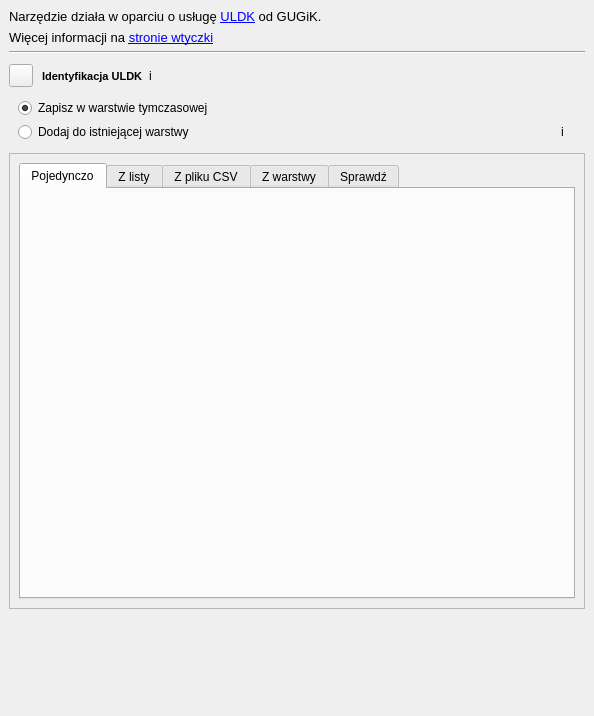
Above: gissupport_plugin/modules/uldk/plugin_dockwidget_base.ui from gis-support/gis-support-plugin before the change. Below: the same form after it.
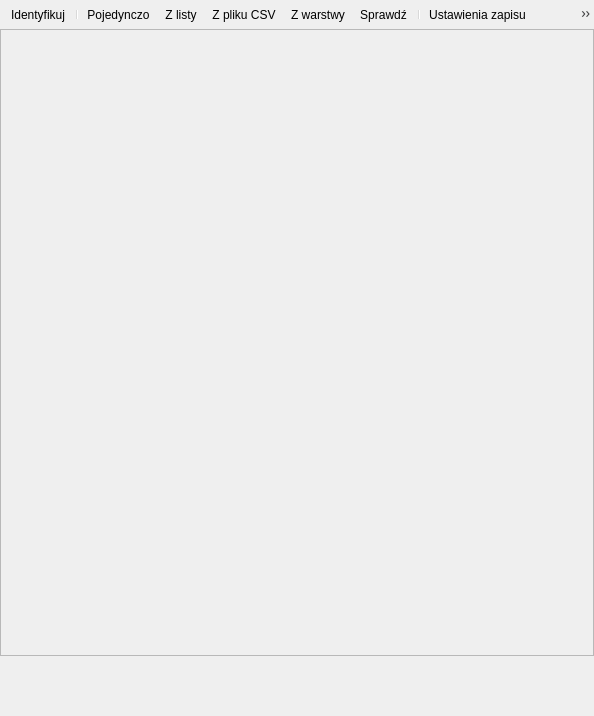
That is the form after the change. Icons and pictures are not drawn. Custom widgets are drawn as their Qt base class.

Patch:
```diff
--- a/gissupport_plugin/modules/uldk/plugin_dockwidget_base.ui
+++ b/gissupport_plugin/modules/uldk/plugin_dockwidget_base.ui
@@ -10,239 +10,66 @@
     <height>716</height>
    </rect>
   </property>
+  <property name="minimumSize">
+   <size>
+    <width>102</width>
+    <height>211</height>
+   </size>
+  </property>
   <property name="windowTitle">
    <string>Wtyczka GIS Support - Wyszukiwarka działek ewidencyjnych</string>
   </property>
   <widget class="QWidget" name="dockWidgetContents">
    <layout class="QVBoxLayout" name="verticalLayout_4">
+    <property name="spacing">
+     <number>0</number>
+    </property>
+    <property name="leftMargin">
+     <number>0</number>
+    </property>
+    <property name="topMargin">
+     <number>0</number>
+    </property>
+    <property name="rightMargin">
+     <number>0</number>
+    </property>
+    <property name="bottomMargin">
+     <number>0</number>
+    </property>
     <item>
-     <widget class="QLabel" name="infoLabel">
-      <property name="text">
-       <string>&lt;html&gt;&lt;head/&gt;&lt;body&gt;&lt;p&gt;&lt;span style=&quot; font-size:10pt;&quot;&gt;Narzędzie działa w oparciu o usługę &lt;a href=&quot;https://uldk.gugik.gov.pl/opis.html&quot;&gt;&lt;span style=&quot; text-decoration: underline; color:#0000ff;&quot;&gt;ULDK&lt;/span&gt;&lt;/a&gt; od GUGiK.&lt;/span&gt;&lt;/p&gt;&lt;/body&gt;&lt;/html&gt;</string>
+     <widget class="QToolBar" name="main_toolbar">
+      <property name="movable">
+       <bool>false</bool>
       </property>
-      <property name="textFormat">
-       <enum>Qt::RichText</enum>
-      </property>
-      <property name="wordWrap">
-       <bool>true</bool>
-      </property>
-      <property name="openExternalLinks">
-       <bool>true</bool>
-      </property>
-     </widget>
-    </item>
-    <item>
-     <widget class="QLabel" name="label_uldk_info">
-      <property name="text">
-       <string>&lt;html&gt;&lt;head/&gt;&lt;body&gt;&lt;p  style=&quot; font-size:10pt;&quot;&gt;Więcej informacji na &lt;a href=&quot;https://gis-support.pl/wtyczka-gis-support/&quot;&gt;&lt;span style=&quot; text-decoration: underline; color:#0000ff;&quot;&gt;stronie wtyczki&lt;/span&gt;&lt;/a&gt;&lt;/p&gt;&lt;/body&gt;&lt;/html&gt;</string>
-      </property>
-      <property name="textFormat">
-       <enum>Qt::RichText</enum>
-      </property>
-      <property name="openExternalLinks">
-       <bool>true</bool>
-      </property>
-     </widget>
-    </item>
-    <item>
-     <widget class="Line" name="infoLine">
-      <property name="orientation">
-       <enum>Qt::Horizontal</enum>
-      </property>
-     </widget>
-    </item>
-    <item>
-     <widget class="QFrame" name="frame_4">
-      <property name="sizePolicy">
-       <sizepolicy hsizetype="MinimumExpanding" vsizetype="Fixed">
-        <horstretch>0</horstretch>
-        <verstretch>0</verstretch>
-       </sizepolicy>
-      </property>
-      <property name="minimumSize">
+      <property name="iconSize">
        <size>
-        <width>60</width>
-        <height>0</height>
+        <width>20</width>
+        <height>20</height>
        </size>
       </property>
-      <property name="frameShape">
-       <enum>QFrame::NoFrame</enum>
+      <property name="floatable">
+       <bool>false</bool>
       </property>
-      <property name="frameShadow">
-       <enum>QFrame::Raised</enum>
-      </property>
-      <layout class="QHBoxLayout" name="horizontalLayout">
-       <property name="leftMargin">
-        <number>0</number>
-       </property>
-       <property name="topMargin">
-        <number>0</number>
-       </property>
-       <property name="rightMargin">
-        <number>0</number>
-       </property>
-       <property name="bottomMargin">
-        <number>0</number>
-       </property>
-       <item>
-        <widget class="QToolButton" name="btnIdentify">
-         <property name="text">
-          <string/>
-         </property>
-         <property name="checkable">
-          <bool>true</bool>
-         </property>
-         <property name="checked">
-          <bool>false</bool>
-         </property>
-        </widget>
-       </item>
-       <item>
-        <widget class="QFrame" name="frame_5">
-         <property name="frameShape">
-          <enum>QFrame::NoFrame</enum>
-         </property>
-         <property name="frameShadow">
-          <enum>QFrame::Raised</enum>
-         </property>
-         <layout class="QFormLayout" name="formLayout">
-          <property name="leftMargin">
-           <number>3</number>
-          </property>
-          <item row="0" column="1">
-           <widget class="QLabel" name="label_info_map_point_search">
-            <property name="maximumSize">
-             <size>
-              <width>15</width>
-              <height>15</height>
-             </size>
-            </property>
-            <property name="toolTip">
-             <string/>
-            </property>
-            <property name="text">
-             <string>i</string>
-            </property>
-            <property name="scaledContents">
-             <bool>true</bool>
-            </property>
-           </widget>
-          </item>
-          <item row="0" column="0">
-           <widget class="QLabel" name="label_6">
-            <property name="sizePolicy">
-             <sizepolicy hsizetype="Minimum" vsizetype="Preferred">
-              <horstretch>0</horstretch>
-              <verstretch>0</verstretch>
-             </sizepolicy>
-            </property>
-            <property name="minimumSize">
-             <size>
-              <width>20</width>
-              <height>0</height>
-             </size>
-            </property>
-            <property name="font">
-             <font>
-              <pointsize>8</pointsize>
-              <bold>true</bold>
-             </font>
-            </property>
-            <property name="text">
-             <string>Identyfikacja ULDK</string>
-            </property>
-           </widget>
-          </item>
-         </layout>
-        </widget>
-       </item>
-      </layout>
-     </widget>
-    </item>
-    <item>
-     <widget class="QFrame" name="frame_save_settings">
-      <property name="frameShape">
-       <enum>QFrame::NoFrame</enum>
-      </property>
-      <layout class="QVBoxLayout" name="verticalLayout_save">
-       <property name="spacing">
-        <number>4</number>
-       </property>
-       <property name="leftMargin">
-        <number>9</number>
-       </property>
-       <property name="topMargin">
-        <number>0</number>
-       </property>
-       <property name="rightMargin">
-        <number>9</number>
-       </property>
-       <property name="bottomMargin">
-        <number>5</number>
-       </property>
-       <item>
-        <widget class="QRadioButton" name="radioTempLayer">
-         <property name="text">
-          <string>Zapisz w warstwie tymczasowej</string>
-         </property>
-         <property name="checked">
-          <bool>true</bool>
-         </property>
-        </widget>
-       </item>
-       <item>
-        <layout class="QHBoxLayout" name="horizontalLayout_existing">
-         <item>
-          <widget class="QRadioButton" name="radioExistingLayer">
-           <property name="text">
-            <string>Dodaj do istniejącej warstwy</string>
-           </property>
-          </widget>
-         </item>
-         <item>
-          <widget class="QgsMapLayerComboBox" name="comboLayers" native="true">
-           <property name="enabled">
-            <bool>false</bool>
-           </property>
-          </widget>
-         </item>
-         <item>
-          <widget class="QLabel" name="labelLayerInfo">
-           <property name="maximumSize">
-            <size>
-             <width>15</width>
-             <height>15</height>
-            </size>
-           </property>
-           <property name="mouseTracking">
-            <bool>false</bool>
-           </property>
-           <property name="toolTip">
-            <string>Atrybuty będą dopasowane do kolumn wg nazw, jeśli dana kolumna nie istnieje to informacja nie zostanie zapisana:
-- wojewodztwo lub woj - województwo
-- powiat - powiat
-- gmina - gmina
-- obreb - obręb ewidencyjny
-- arkusz - arkusz mapy
-- nr_dzialki - numer działki
-- teryt - TERYT
-- pow_m2 - powierzchnia</string>
-           </property>
-           <property name="text">
-            <string>i</string>
-           </property>
-           <property name="scaledContents">
-            <bool>true</bool>
-           </property>
-          </widget>
-         </item>
-        </layout>
-       </item>
-      </layout>
+      <addaction name="action_identify"/>
+      <addaction name="separator"/>
+      <addaction name="action_tab_search"/>
+      <addaction name="action_tab_import_csv"/>
+      <addaction name="action_tab_from_csv_file"/>
+      <addaction name="action_tab_import_layer"/>
+      <addaction name="action_tab_check_layer"/>
+      <addaction name="separator"/>
+      <addaction name="action_settings"/>
+      <addaction name="action_info"/>
      </widget>
     </item>
     <item>
      <widget class="QScrollArea" name="scrollArea">
+      <property name="frameShape">
+       <enum>QFrame::StyledPanel</enum>
+      </property>
+      <property name="frameShadow">
+       <enum>QFrame::Plain</enum>
+      </property>
       <property name="widgetResizable">
        <bool>true</bool>
       </property>
@@ -251,185 +78,26 @@
         <rect>
          <x>0</x>
          <y>0</y>
-         <width>568</width>
-         <height>482</height>
+         <width>592</width>
+         <height>590</height>
         </rect>
        </property>
-       <layout class="QVBoxLayout" name="verticalLayout_6">
-        <item>
-         <widget class="QTabWidget" name="tabs">
-          <property name="sizePolicy">
-           <sizepolicy hsizetype="Expanding" vsizetype="Minimum">
-            <horstretch>0</horstretch>
-            <verstretch>0</verstretch>
-           </sizepolicy>
-          </property>
-          <property name="toolTip">
-           <string/>
-          </property>
-          <property name="toolTipDuration">
-           <number>0</number>
-          </property>
-          <property name="whatsThis">
-           <string/>
-          </property>
-          <property name="currentIndex">
-           <number>0</number>
-          </property>
-          <widget class="QWidget" name="tab_search">
-           <property name="sizePolicy">
-            <sizepolicy hsizetype="Preferred" vsizetype="Fixed">
-             <horstretch>0</horstretch>
-             <verstretch>0</verstretch>
-            </sizepolicy>
-           </property>
-           <attribute name="title">
-            <string>Pojedynczo</string>
-           </attribute>
-           <layout class="QVBoxLayout" name="verticalLayout_3">
-            <item>
-             <layout class="QVBoxLayout" name="tab_teryt_search_layout">
-              <property name="spacing">
-               <number>2</number>
-              </property>
-             </layout>
-            </item>
-            <item>
-             <spacer name="verticalSpacer_5">
-              <property name="orientation">
-               <enum>Qt::Vertical</enum>
-              </property>
-              <property name="sizeType">
-               <enum>QSizePolicy::Expanding</enum>
-              </property>
-              <property name="sizeHint" stdset="0">
-               <size>
-                <width>20</width>
-                <height>40</height>
-               </size>
-              </property>
-             </spacer>
-            </item>
-           </layout>
-          </widget>
-          <widget class="QWidget" name="tab_import_csv">
-           <property name="sizePolicy">
-            <sizepolicy hsizetype="Preferred" vsizetype="Fixed">
-             <horstretch>0</horstretch>
-             <verstretch>0</verstretch>
-            </sizepolicy>
-           </property>
-           <attribute name="title">
-            <string>Z listy</string>
-           </attribute>
-           <layout class="QVBoxLayout" name="verticalLayout_7">
-            <item>
-             <layout class="QVBoxLayout" name="tab_import_csv_layout">
-              <property name="spacing">
-               <number>2</number>
-              </property>
-             </layout>
-            </item>
-            <item>
-             <spacer name="verticalSpacer_3">
-              <property name="orientation">
-               <enum>Qt::Vertical</enum>
-              </property>
-              <property name="sizeHint" stdset="0">
-               <size>
-                <width>20</width>
-                <height>40</height>
-               </size>
-              </property>
-             </spacer>
-            </item>
-           </layout>
-          </widget>
-          <widget class="QWidget" name="tab_from_csv_file">
-            <attribute name="title">
-            <string>Z pliku CSV</string>
-            </attribute>
-            <layout class="QVBoxLayout" name="verticalLayout_csv_main">
-            <item>
-            <layout class="QVBoxLayout" name="tab_from_csv_file_layout">
-                <property name="spacing">
-                <number>2</number>
-                </property>
-            </layout>
-            </item>
-            <item>
-            <spacer name="verticalSpacer_csv">
-                <property name="orientation">
-                <enum>Qt::Vertical</enum>
-                </property>
-                <property name="sizeHint" stdset="0">
-                <size>
-                <width>20</width>
-                <height>40</height>
-                </size>
-                </property>
-            </spacer>
-            </item>
-            </layout>
-            </widget>
-          <widget class="QWidget" name="tab_import_layer">
-           <property name="sizePolicy">
-            <sizepolicy hsizetype="Preferred" vsizetype="Fixed">
-             <horstretch>0</horstretch>
-             <verstretch>0</verstretch>
-            </sizepolicy>
-           </property>
-           <attribute name="title">
-            <string>Z warstwy</string>
-           </attribute>
-           <layout class="QVBoxLayout" name="verticalLayout">
-            <item>
-             <layout class="QVBoxLayout" name="tab_import_layer_layout">
-              <property name="spacing">
-               <number>2</number>
-              </property>
-             </layout>
-            </item>
-            <item>
-             <spacer name="verticalSpacer_2">
-              <property name="orientation">
-               <enum>Qt::Vertical</enum>
-              </property>
-              <property name="sizeHint" stdset="0">
-               <size>
-                <width>20</width>
-                <height>40</height>
-               </size>
-              </property>
-             </spacer>
-            </item>
-           </layout>
-          </widget>
-          <widget class="QWidget" name="tab_check_layer">
-           <attribute name="title">
-            <string>Sprawdź</string>
-           </attribute>
-           <layout class="QVBoxLayout" name="verticalLayout_5">
-            <item>
-             <layout class="QVBoxLayout" name="tab_check_layer_layout"/>
-            </item>
-            <item>
-             <spacer name="verticalSpacer_4">
-              <property name="orientation">
-               <enum>Qt::Vertical</enum>
-              </property>
-              <property name="sizeHint" stdset="0">
-               <size>
-                <width>20</width>
-                <height>40</height>
-               </size>
-              </property>
-             </spacer>
-            </item>
-           </layout>
-          </widget>
-         </widget>
-        </item>
+       <layout class="QVBoxLayout" name="verticalLayout_2">
+        <property name="spacing">
+         <number>5</number>
+        </property>
+        <property name="leftMargin">
+         <number>8</number>
+        </property>
+        <property name="topMargin">
+         <number>0</number>
+        </property>
+        <property name="rightMargin">
+         <number>8</number>
+        </property>
+        <property name="bottomMargin">
+         <number>8</number>
+        </property>
        </layout>
       </widget>
      </widget>
@@ -438,14 +106,14 @@
      <widget class="QLabel" name="label_usemaps_logo">
       <property name="minimumSize">
        <size>
-        <width>170</width>
-        <height>50</height>
+        <width>102</width>
+        <height>30</height>
        </size>
       </property>
       <property name="maximumSize">
        <size>
-        <width>170</width>
-        <height>50</height>
+        <width>102</width>
+        <height>30</height>
        </size>
       </property>
       <property name="pixmap">
@@ -454,6 +122,9 @@
       <property name="scaledContents">
        <bool>true</bool>
       </property>
+      <property name="margin">
+       <number>5</number>
+      </property>
      </widget>
     </item>
     <item>
@@ -465,12 +136,12 @@
         <bold>false</bold>
        </font>
       </property>
+      <property name="alignment">
+       <set>Qt::AlignCenter</set>
+      </property>
       <property name="wordWrap">
        <bool>true</bool>
       </property>
-      <property name="alignment">
-       <enum>Qt::AlignCenter</enum>
-      </property>
      </widget>
     </item>
     <item>
@@ -483,24 +154,75 @@
       <property name="textFormat">
        <enum>Qt::RichText</enum>
       </property>
+      <property name="alignment">
+       <set>Qt::AlignCenter</set>
+      </property>
       <property name="openExternalLinks">
        <bool>true</bool>
       </property>
-      <property name="alignment">
-       <enum>Qt::AlignCenter</enum>
-      </property>
      </widget>
     </item>
    </layout>
   </widget>
+  <action name="action_identify">
+   <property name="checkable">
+    <bool>true</bool>
+   </property>
+   <property name="text">
+    <string>Identyfikuj</string>
+   </property>
+  </action>
+  <action name="action_tab_search">
+   <property name="checkable">
+    <bool>true</bool>
+   </property>
+   <property name="text">
+    <string>Pojedynczo</string>
+   </property>
+  </action>
+  <action name="action_tab_import_csv">
+   <property name="checkable">
+    <bool>true</bool>
+   </property>
+   <property name="text">
+    <string>Z listy</string>
+   </property>
+  </action>
+  <action name="action_tab_from_csv_file">
+   <property name="checkable">
+    <bool>true</bool>
+   </property>
+   <property name="text">
+    <string>Z pliku CSV</string>
+   </property>
+  </action>
+  <action name="action_tab_import_layer">
+   <property name="checkable">
+    <bool>true</bool>
+   </property>
+   <property name="text">
+    <string>Z warstwy</string>
+   </property>
+  </action>
+  <action name="action_tab_check_layer">
+   <property name="checkable">
+    <bool>true</bool>
+   </property>
+   <property name="text">
+    <string>Sprawdź</string>
+   </property>
+  </action>
+  <action name="action_settings">
+   <property name="text">
+    <string>Ustawienia zapisu</string>
+   </property>
+  </action>
+  <action name="action_info">
+   <property name="text">
+    <string>O wtyczce</string>
+   </property>
+  </action>
  </widget>
- <customwidgets>
-  <customwidget>
-   <class>QgsMapLayerComboBox</class>
-   <extends>QWidget</extends>
-   <header>qgsmaplayercombobox.h</header>
-  </customwidget>
- </customwidgets>
  <resources/>
  <connections/>
 </ui>
```
Left out of the diff: 2 changed lines with no effect on the pictures.
